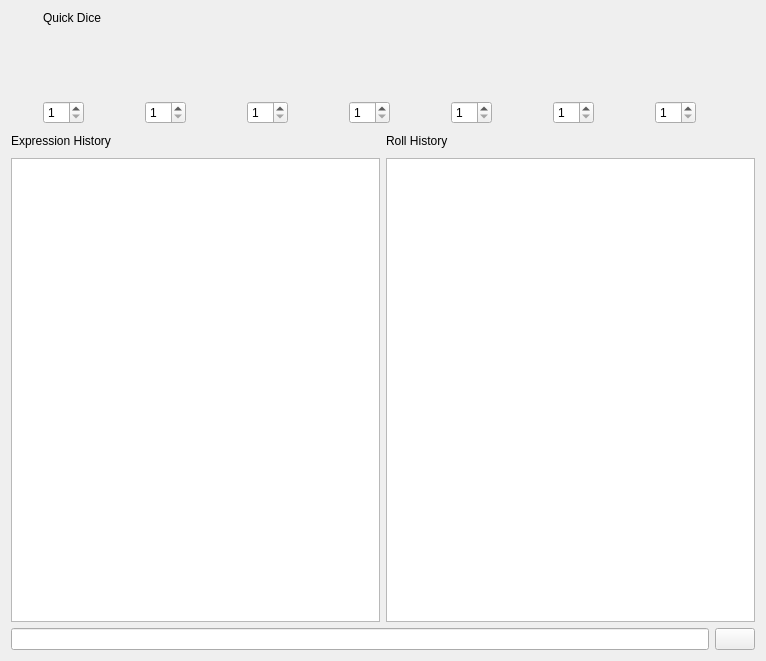
Above: dicerollwidget.ui from ganelonhb/QDMSuite before the change. Below: the same form after it.
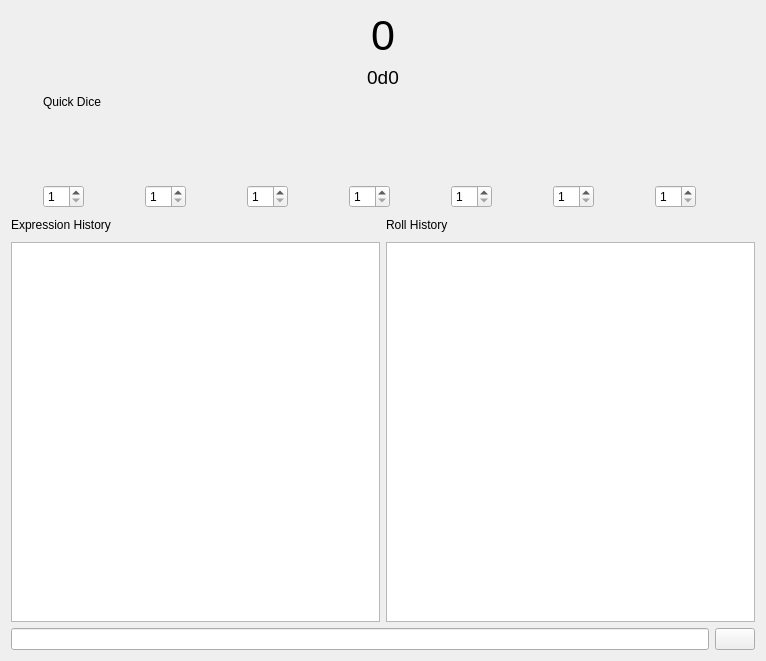
That is the form after the change. Icons and pictures are not drawn. Custom widgets are drawn as their Qt base class.

```diff
--- a/dicerollwidget.ui
+++ b/dicerollwidget.ui
@@ -14,10 +14,31 @@
    <string>Form</string>
   </property>
   <layout class="QGridLayout" name="gridLayout_2">
-   <item row="3" column="0">
+   <item row="5" column="0">
     <widget class="QTextEdit" name="expressionHistoryTextEdit"/>
    </item>
-   <item row="2" column="1">
+   <item row="5" column="1">
+    <widget class="QListWidget" name="rollsHistoryList"/>
+   </item>
+   <item row="6" column="0" colspan="2">
+    <layout class="QHBoxLayout" name="horizontalLayout_3">
+     <item>
+      <widget class="QLineEdit" name="expressionsLineEdit"/>
+     </item>
+     <item>
+      <widget class="QPushButton" name="expressionsEnter">
+       <property name="text">
+        <string/>
+       </property>
+       <property name="icon">
+        <iconset resource="res.qrc">
+         <normaloff>:/ui/icons/symbolic-dark/enter.svg</normaloff>:/ui/icons/symbolic-dark/enter.svg</iconset>
+       </property>
+      </widget>
+     </item>
+    </layout>
+   </item>
+   <item row="4" column="1">
     <layout class="QHBoxLayout" name="horizontalLayout_2">
      <item>
       <widget class="QLabel" name="label_2">
@@ -55,7 +76,7 @@
      </item>
     </layout>
    </item>
-   <item row="2" column="0">
+   <item row="4" column="0">
     <layout class="QHBoxLayout" name="horizontalLayout">
      <item>
       <widget class="QLabel" name="label">
@@ -94,6 +115,24 @@
     </layout>
    </item>
    <item row="1" column="0" colspan="2">
+    <widget class="QLabel" name="resultLabel">
+     <property name="font">
+      <font>
+       <pointsize>32</pointsize>
+      </font>
+     </property>
+     <property name="text">
+      <string>0</string>
+     </property>
+     <property name="alignment">
+      <set>Qt::AlignmentFlag::AlignCenter</set>
+     </property>
+     <property name="textInteractionFlags">
+      <set>Qt::TextInteractionFlag::LinksAccessibleByKeyboard|Qt::TextInteractionFlag::LinksAccessibleByMouse|Qt::TextInteractionFlag::TextBrowserInteraction|Qt::TextInteractionFlag::TextSelectableByKeyboard|Qt::TextInteractionFlag::TextSelectableByMouse</set>
+     </property>
+    </widget>
+   </item>
+   <item row="3" column="0" colspan="2">
     <layout class="QGridLayout" name="gridLayout">
      <item row="2" column="6">
       <widget class="QSpinBox" name="dPercentSpin">
@@ -451,26 +490,23 @@
      </item>
     </layout>
    </item>
-   <item row="3" column="1">
-    <widget class="QListWidget" name="rollsHistoryList"/>
-   </item>
-   <item row="4" column="0" colspan="2">
-    <layout class="QHBoxLayout" name="horizontalLayout_3">
-     <item>
-      <widget class="QLineEdit" name="expressionsLineEdit"/>
-     </item>
-     <item>
-      <widget class="QPushButton" name="expressionsEnter">
-       <property name="text">
-        <string/>
-       </property>
-       <property name="icon">
-        <iconset resource="res.qrc">
-         <normaloff>:/ui/icons/symbolic-dark/enter.svg</normaloff>:/ui/icons/symbolic-dark/enter.svg</iconset>
-       </property>
-      </widget>
-     </item>
-    </layout>
+   <item row="2" column="0" colspan="2">
+    <widget class="QLabel" name="diceLabel">
+     <property name="font">
+      <font>
+       <pointsize>14</pointsize>
+      </font>
+     </property>
+     <property name="text">
+      <string>0d0</string>
+     </property>
+     <property name="alignment">
+      <set>Qt::AlignmentFlag::AlignCenter</set>
+     </property>
+     <property name="textInteractionFlags">
+      <set>Qt::TextInteractionFlag::LinksAccessibleByKeyboard|Qt::TextInteractionFlag::LinksAccessibleByMouse|Qt::TextInteractionFlag::TextBrowserInteraction|Qt::TextInteractionFlag::TextSelectableByKeyboard|Qt::TextInteractionFlag::TextSelectableByMouse</set>
+     </property>
+    </widget>
    </item>
   </layout>
  </widget>
```
